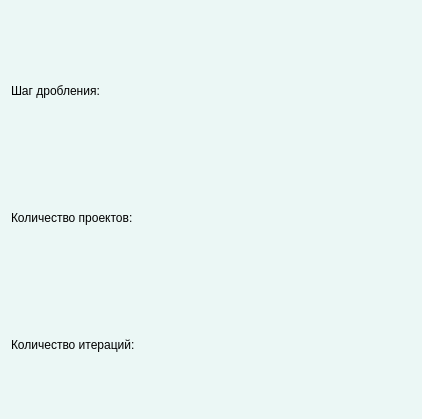
Qt form src/info.ui (vrs000/DMS) before a commit.
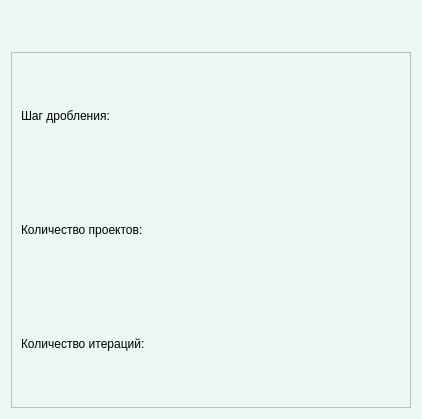
The same form after that commit. Icons and pictures are not drawn.

Diff of the .ui file:
```diff
--- a/src/info.ui
+++ b/src/info.ui
@@ -20,36 +20,16 @@
   <property name="styleSheet">
    <string notr="true">background-color: rgb(235, 247, 245);</string>
   </property>
-  <layout class="QGridLayout" name="gridLayout">
-   <item row="0" column="0">
-    <layout class="QVBoxLayout" name="layout">
-     <property name="spacing">
-      <number>0</number>
-     </property>
+  <layout class="QVBoxLayout" name="verticalLayout_2">
      <item>
       <widget class="QWidget" name="widget" native="true">
        <property name="maximumSize">
         <size>
          <width>16777215</width>
-         <height>16</height>
+       <height>35</height>
         </size>
        </property>
        <layout class="QHBoxLayout" name="horizontalLayout">
-        <property name="spacing">
-         <number>0</number>
-        </property>
-        <property name="leftMargin">
-         <number>0</number>
-        </property>
-        <property name="topMargin">
-         <number>0</number>
-        </property>
-        <property name="rightMargin">
-         <number>0</number>
-        </property>
-        <property name="bottomMargin">
-         <number>0</number>
-        </property>
         <item>
          <spacer name="horizontalSpacer">
           <property name="orientation">
@@ -87,6 +67,23 @@
       </widget>
      </item>
      <item>
+    <widget class="QScrollArea" name="scrollArea">
+     <property name="widgetResizable">
+      <bool>true</bool>
+     </property>
+     <widget class="QWidget" name="scrollAreaWidgetContents">
+      <property name="geometry">
+       <rect>
+        <x>0</x>
+        <y>0</y>
+        <width>402</width>
+        <height>358</height>
+       </rect>
+      </property>
+      <layout class="QGridLayout" name="gridLayout">
+       <item row="0" column="0">
+        <layout class="QVBoxLayout" name="layout">
+         <item>
       <widget class="QLabel" name="Step">
        <property name="text">
         <string>Шаг дробления: </string>
@@ -108,6 +105,10 @@
       </widget>
      </item>
     </layout>
+       </item>
+      </layout>
+     </widget>
+    </widget>
    </item>
   </layout>
  </widget>
```
Lines whose indentation alone changed are shown as unchanged.
